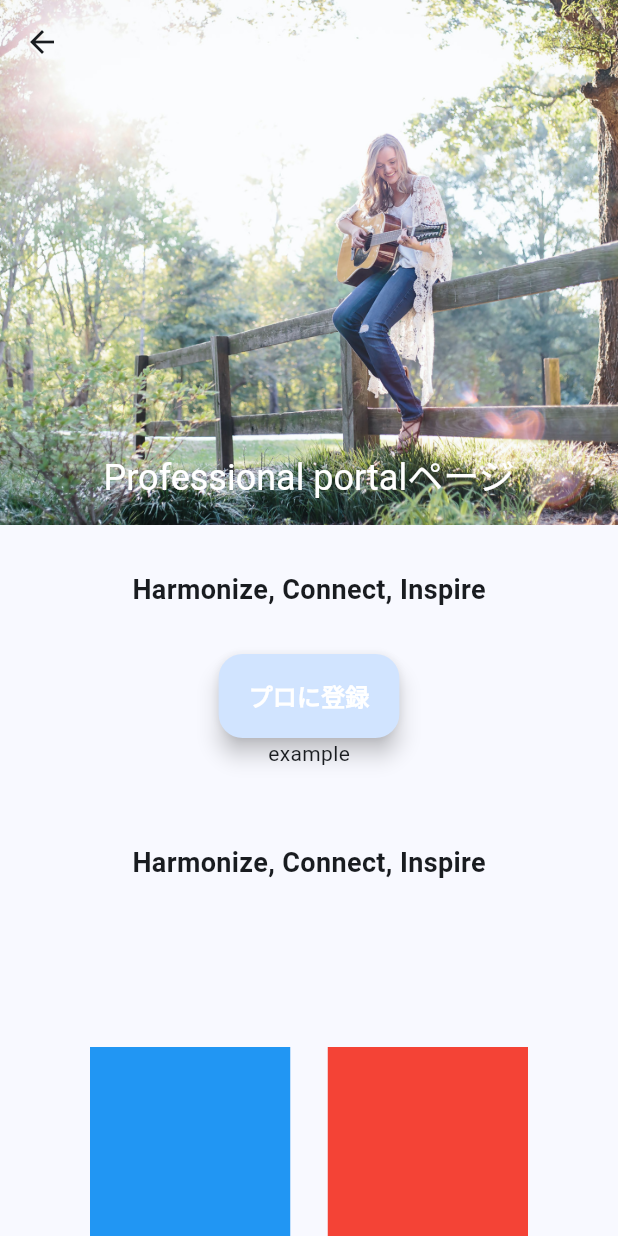
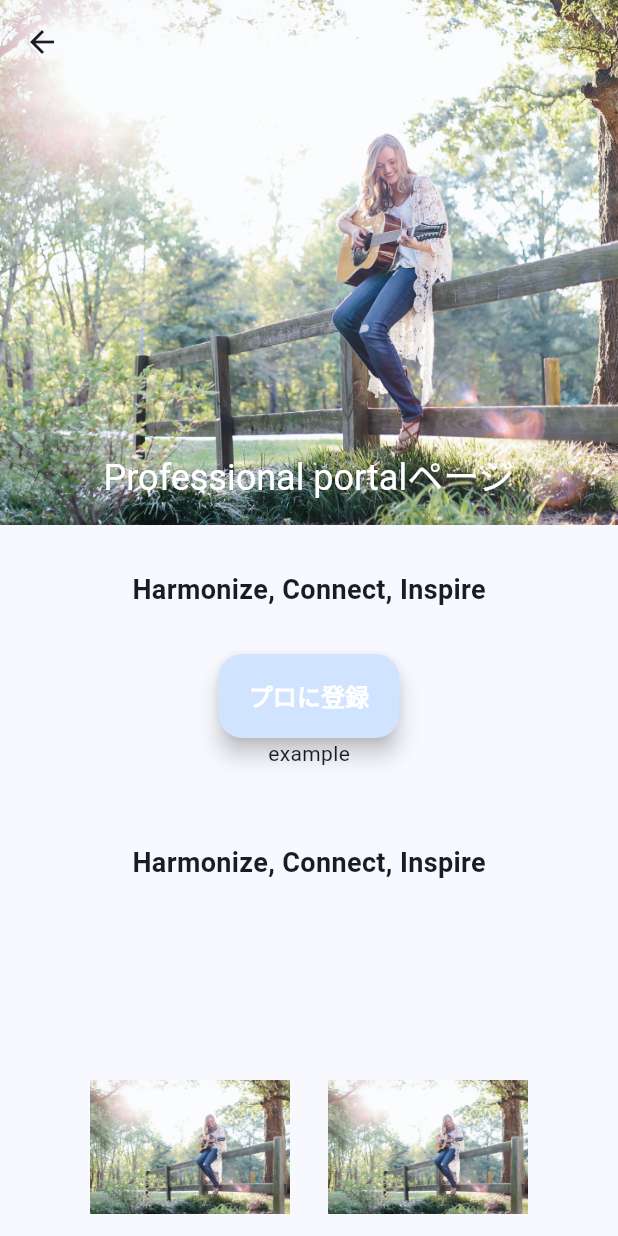
Before and after one commit to Mayumi-Nakabayashi/withTone, a Flutter app: the ProfessionalPortalPage screen opened by its route, on a phone screen of 412 x 824 dp. Run offline on Flutter 3.47's test engine with Material 3 defaults, Android fonts, the phone set to English and light mode, and no system bars; our stand-ins replace cloud_firestore, firebase_analytics, firebase_auth, firebase_core, freezed_annotation, google_mobile_ads and 3 more; missing offline and left inert: app_tracking_transparency; accounts and stored records are empty.

Commit message:
feat: 画像を追加

```diff
--- a/lib/views/pages/professional_portal/professional_portal_body.dart
+++ b/lib/views/pages/professional_portal/professional_portal_body.dart
@@ -71,9 +71,11 @@
             //childAspectRatio: 3/4,  // アスペクト比
             children: [
               for (var i = 0; i < 6; i++)
-                Container(
-                  color: i.isEven ? Colors.blue : Colors.red,
-                )
+                  Image.asset(
+                    'assets/pictures/professional_portal_1.jpg', // 画像のファイルパス
+                    width: 80.0,
+                    height: 100.0,
+                  ),
             ],
           ),
         ],
```
